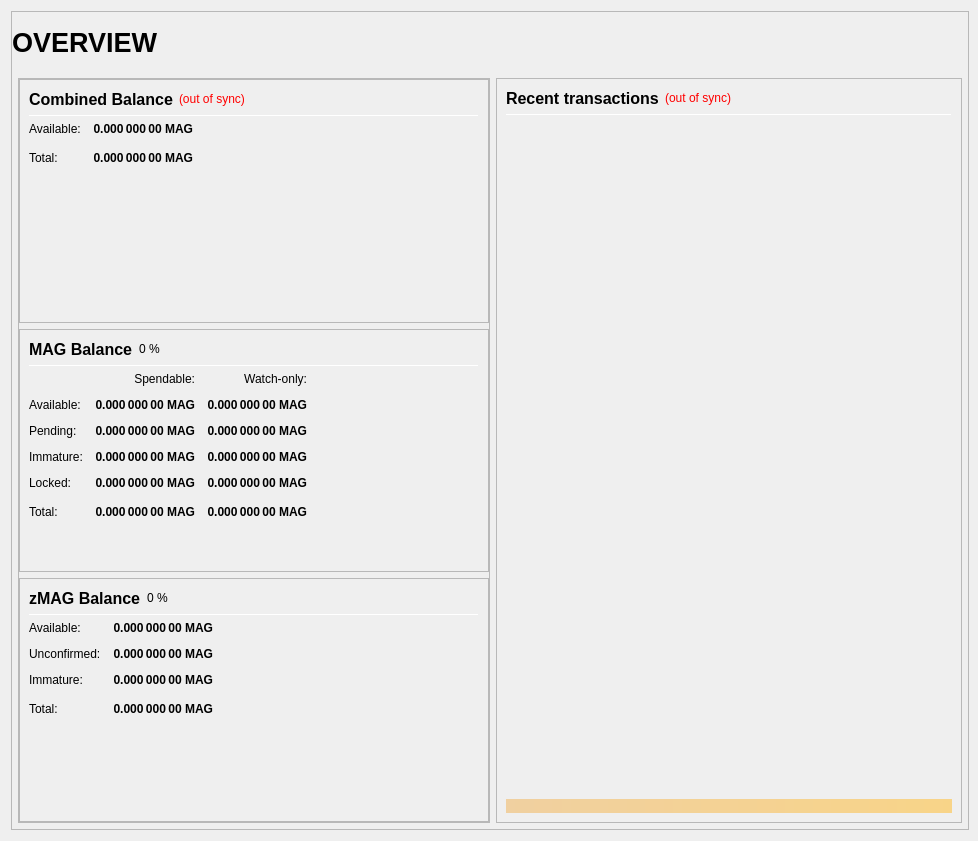
Qt form src/qt/forms/overviewpage.ui (magnetwork/mag) before a commit.
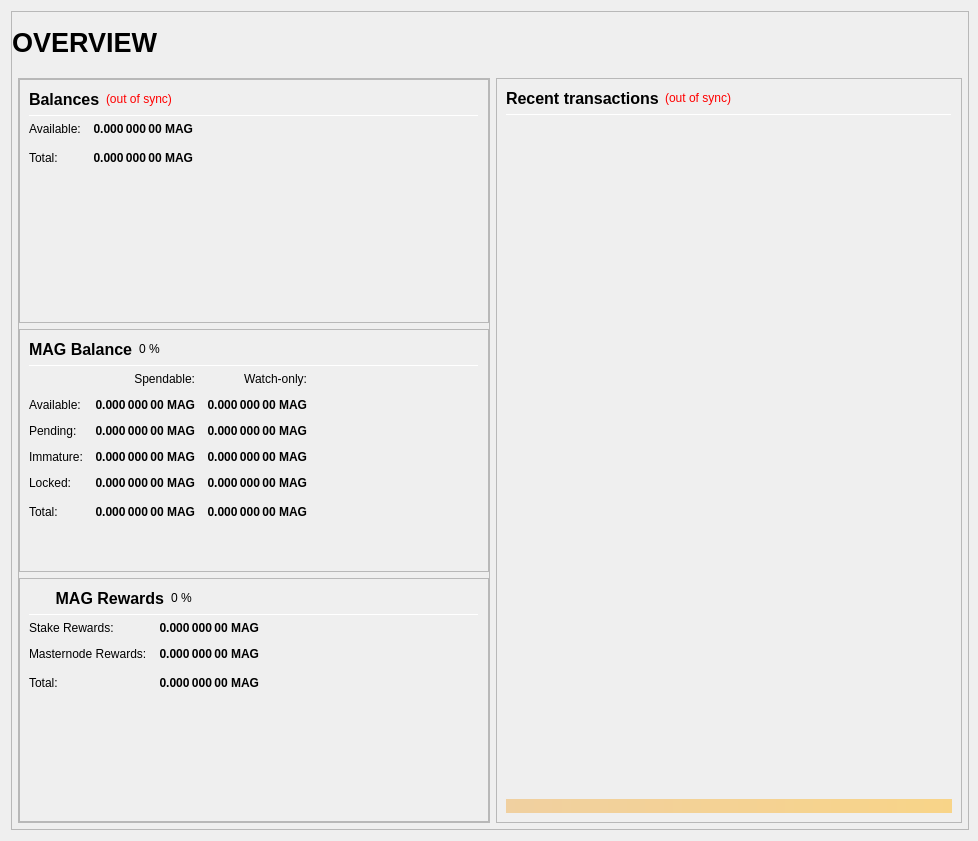
The same form after that commit.

Commit message: Overview Page balances for MAG rewards (stake and masternodes)

Diff of the .ui file:
```diff
--- a/src/qt/forms/overviewpage.ui
+++ b/src/qt/forms/overviewpage.ui
@@ -249,7 +249,7 @@
                           <string>Combined Balance (including unconfirmed and immature coins)</string>
                          </property>
                          <property name="text">
-                          <string>Combined Balance</string>
+                          <string>Balances</string>
                          </property>
                         </widget>
                        </item>
@@ -852,7 +852,7 @@
                           </font>
                          </property>
                          <property name="text">
-                          <string>zMAG Balance</string>
+                          <string>      MAG Rewards</string>
                          </property>
                         </widget>
                        </item>
@@ -909,7 +909,7 @@
 These zMAG are spendable.</string>
                          </property>
                          <property name="text">
-                          <string>Available:</string>
+                          <string>Stake Rewards:</string>
                          </property>
                         </widget>
                        </item>
@@ -940,7 +940,7 @@
 Immature: confirmed, but less than 1 mint of the same denomination after it was minted</string>
                          </property>
                          <property name="text">
-                          <string>Unconfirmed:</string>
+                          <string>Masternode Rewards:</string>
                          </property>
                         </widget>
                        </item>
@@ -956,36 +956,8 @@
                           <string>Unconfirmed: less than 20 confirmations
 Immature: confirmed, but less than 1 mint of the same denomination after it was minted</string>
                          </property>
-                         <property name="text">
-                          <string notr="true">0.000 000 00 MAG</string>
-                         </property>
-                         <property name="alignment">
-                          <set>Qt::AlignRight|Qt::AlignTrailing|Qt::AlignVCenter</set>
-                         </property>
-                        </widget>
-                       </item>
-                       <item row="3" column="0">
-                        <widget class="QLabel" name="labelzBalanceImmatureText">
                          <property name="toolTip">
-                          <string>Unconfirmed: less than 20 confirmations
-Immature: confirmed, but less than 1 mint of the same denomination after it was minted</string>
-                         </property>
-                         <property name="text">
-                          <string>Immature:</string>
-                         </property>
-                        </widget>
-                       </item>
-                       <item row="3" column="1">
-                        <widget class="QLabel" name="labelzBalanceImmature">
-                         <property name="font">
-                          <font>
-                           <weight>75</weight>
-                           <bold>true</bold>
-                          </font>
-                         </property>
-                         <property name="toolTip">
-                          <string>Unconfirmed: less than 20 confirmations
-Immature: confirmed, but less than 1 mint of the same denomination after it was minted</string>
+                          <string>Amount of rewards received through masternodes.</string>
                          </property>
                          <property name="text">
                           <string notr="true">0.000 000 00 MAG</string>
```
Left out of the diff: 31 changed lines with no effect on the pictures. The commit also changes 16 other files.
